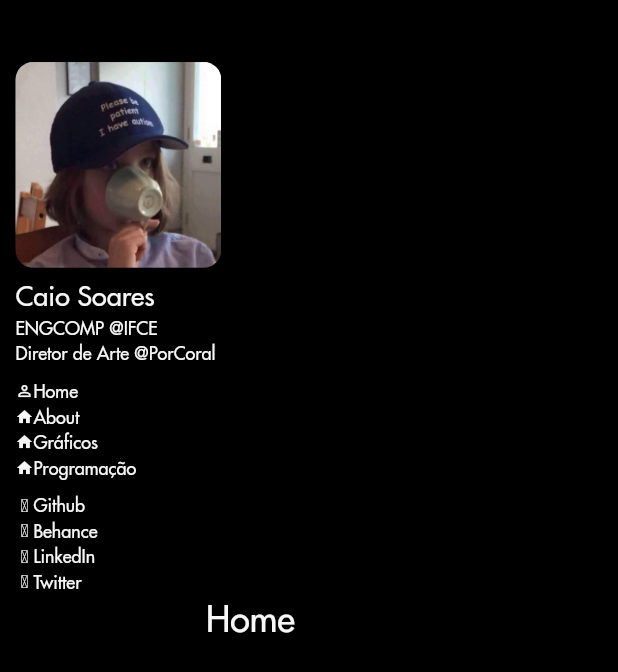
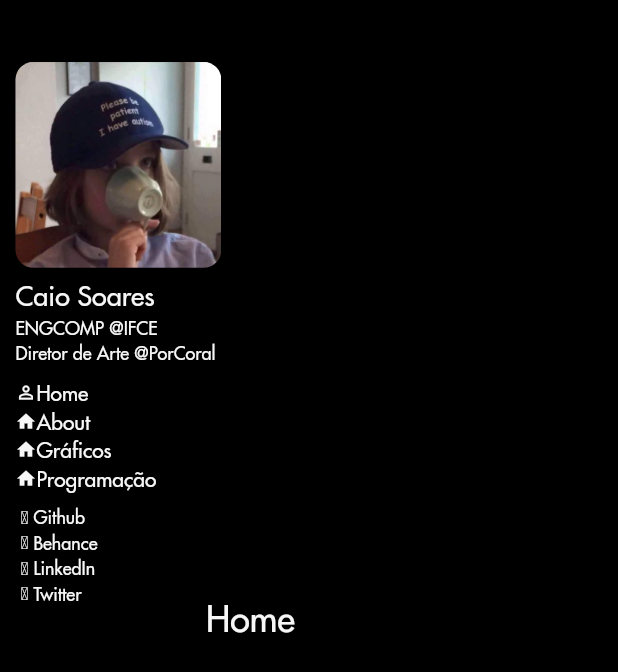
Before and after one commit to CaioFaSoares/stiletto-privatebuild, a Flutter app: the screen it shows after launch, after a tap on "About", on a phone screen of 412 x 824 dp. Shown: the top 672 px of the screen. Run offline on Flutter 3.47's test engine with Material 2 defaults, Android fonts, the phone set to English and light mode, and no system bars; our stand-ins replace url_launcher_web.

Commit message:
inicio do nav

```diff
--- a/lib/pages/about.dart
+++ b/lib/pages/about.dart
@@ -28,9 +28,9 @@ class _aboutState extends State<about> {
           Row(
             children: [
               Text(
-                "Bem vindo",
+                "About",
                 style: TextStyle(
-                    fontSize: 12, fontFamily: 'Futura', color: txtNM),
+                    fontSize: 24, fontFamily: 'Futura', color: txtNM),
               ),
             ],
           )
--- a/lib/root/rootPage.dart
+++ b/lib/root/rootPage.dart
@@ -10,16 +10,16 @@ class stilettoRoot extends StatefulWidget {
   _stilettoRootState createState() => _stilettoRootState();
 
   static setStateAtt() {}
-
 }
 
 class _stilettoRootState extends State<stilettoRoot> {
 
+  void setStateAtt(int val) {
+    setState(() {});
+  }
+
   @override
   Widget build(BuildContext context) {
-
-    final size = MediaQuery.of(context).size;
-
     return Scaffold(
       body: Row(
           children: <Widget>[
@@ -29,8 +29,4 @@ class _stilettoRootState extends State<stilettoRoot> {
       ),
     );
   }
-
-  void setStateAtt(int val) {
-    setState(() {});
-  }
 }
--- a/lib/widgets/sideBar.dart
+++ b/lib/widgets/sideBar.dart
@@ -142,11 +142,11 @@ class _sideBarState extends State<sideBar> {
                     ),
                   ),
                   Icon(
-                      Icons.perm_identity, size: 12, color: txtNM
+                      Icons.perm_identity, size: 14, color: txtNM
                   ),
                   InkWell(
                       child: Text('Home',
-                        style: TextStyle(fontSize: 12, fontFamily: 'Futura', color: txtNM), textAlign: TextAlign.left,),
+                        style: TextStyle(fontSize: 14, fontFamily: 'Futura', color: txtNM), textAlign: TextAlign.left,),
                       onTap: () => monoPage.onTabTapped(0),
                   ),
                 ],
@@ -160,12 +160,16 @@ class _sideBarState extends State<sideBar> {
                     ),
                   ),
                   Icon(
-                    Icons.home, size: 12, color: txtNM,
+                    Icons.home, size: 14, color: txtNM,
                   ),
                   InkWell(
                       child: Text('About',
-                        style: TextStyle(fontSize: 12, fontFamily: 'Futura', color: txtNM), textAlign: TextAlign.left,),
-                    onTap: () => monoPage.onTabTapped(1),
+                        style: TextStyle(fontSize: 14, fontFamily: 'Futura', color: txtNM), textAlign: TextAlign.left,),
+                    onTap: () {
+                      setState(() {
+                        monoPage.onTabTapped(1);
+                      });
+                    },
                   ),
                 ],
               ),
@@ -178,11 +182,11 @@ class _sideBarState extends State<sideBar> {
                     ),
                   ),
                   Icon(
-                    Icons.home, size: 12, color: txtNM,
+                    Icons.home, size: 14, color: txtNM,
                   ),
                   InkWell(
                       child: Text('Gráficos',
-                        style: TextStyle(fontSize: 12, fontFamily: 'Futura', color: txtNM), textAlign: TextAlign.left,),
+                        style: TextStyle(fontSize: 14, fontFamily: 'Futura', color: txtNM), textAlign: TextAlign.left,),
                       onTap: () => launch('https://twitter.com/it08s')
                   ),
                 ],
@@ -196,11 +200,11 @@ class _sideBarState extends State<sideBar> {
                     ),
                   ),
                   Icon(
-                    Icons.home, size: 12, color: txtNM,
+                    Icons.home, size: 14, color: txtNM,
                   ),
                   InkWell(
                       child: Text('Programação',
-                        style: TextStyle(fontSize: 12, fontFamily: 'Futura', color: txtNM), textAlign: TextAlign.left,),
+                        style: TextStyle(fontSize: 14, fontFamily: 'Futura', color: txtNM), textAlign: TextAlign.left,),
                       //onTap: () => _navRefresh(1),
                   )
                 ],
```
Also changed, not shown: lib/root/monoPage.dart (+7 -8 lines).
